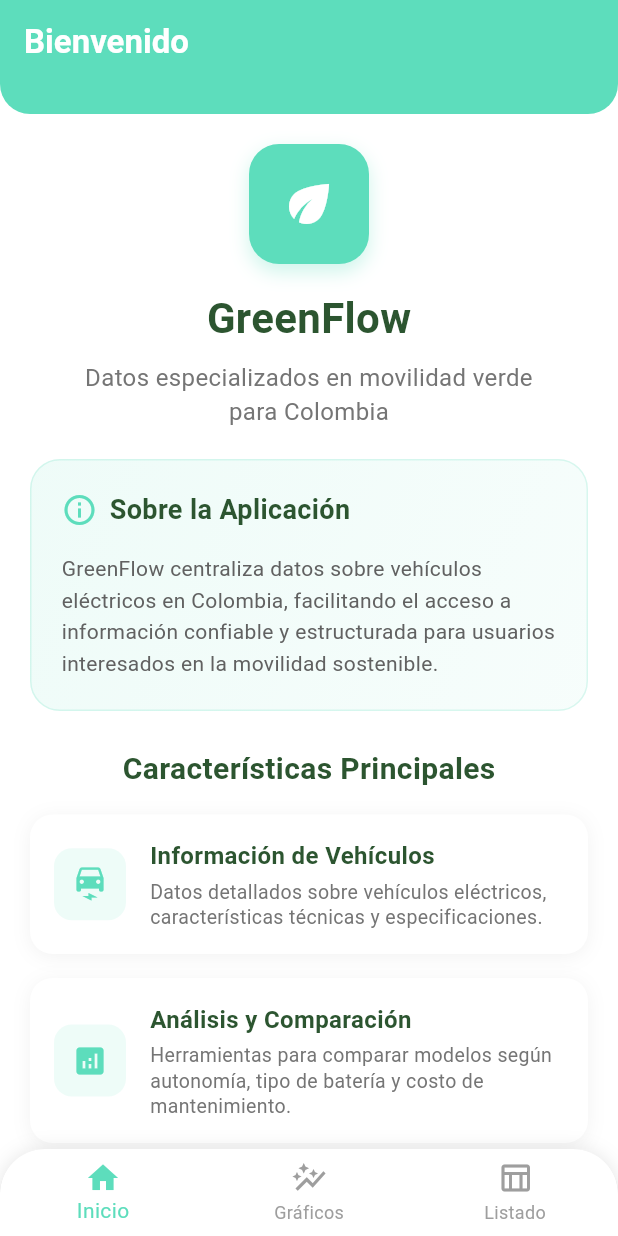
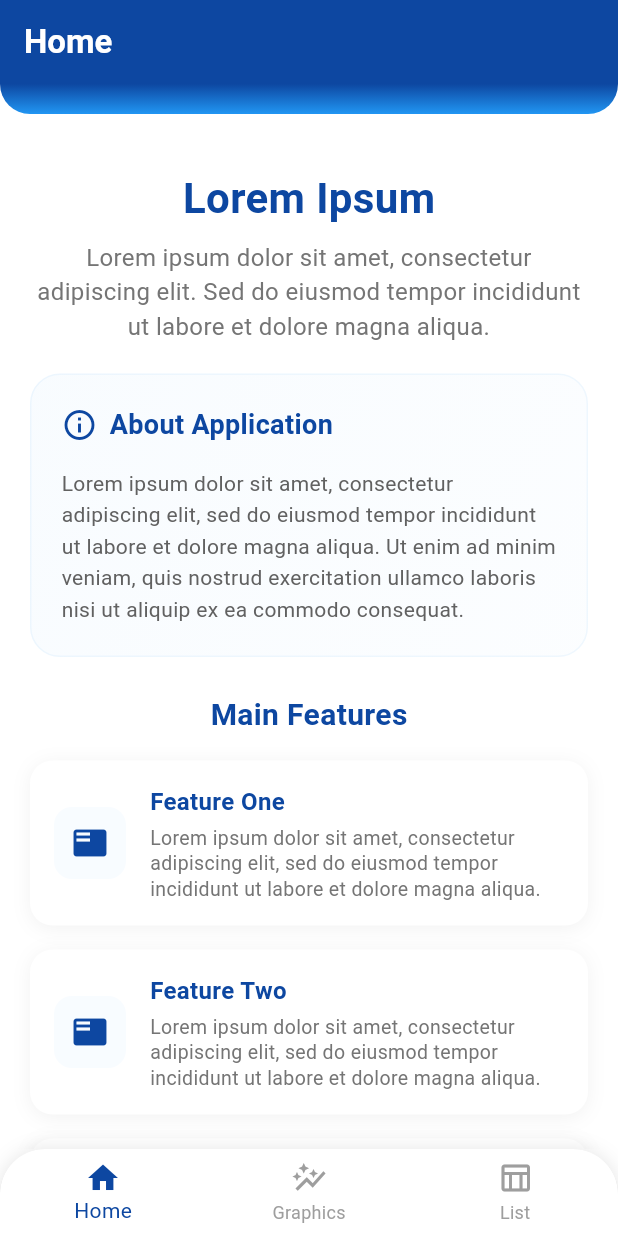
Before and after one commit to AndresB05/GerenciaFront2, a Flutter app: the Menuscreen screen opened by its route, on a phone screen of 412 x 824 dp. Run offline on Flutter 3.47's test engine with Material 3 defaults, Android fonts, the phone set to English and light mode, and no system bars; our stand-ins replace dio, go_router, webview_flutter.

Commit message:
Menu por defecto

```diff
--- a/lib/presentation/Screens/LoginScreen.dart
+++ b/lib/presentation/Screens/LoginScreen.dart
@@ -183,6 +183,8 @@ class _Loginscreen extends State<Loginscreen> {
                                 "password": _passwordController.text,
                               };
                               authProvider.loginUser(user);
+                              // Navigate to home after login
+                              context.push('/home');
                             }
                           },
                           style: ElevatedButton.styleFrom(
@@ -289,7 +291,7 @@ class _Loginscreen extends State<Loginscreen> {
                   icon: Icon(Icons.arrow_forward_ios, color: Colors.white),
                   onPressed: () {
                     // Navigate to next screen
-                    context.push('/menu');
+                    context.push('/home');
                   },
                 ),
               ),
--- a/lib/presentation/Screens/MenuScreen.dart
+++ b/lib/presentation/Screens/MenuScreen.dart
@@ -1,6 +1,7 @@
 import 'package:flutter/material.dart';
 import 'package:greenflow/presentation/Widgets/Filters.dart';
 import 'package:webview_flutter/webview_flutter.dart';
+
 class Menuscreen extends StatefulWidget {
   const Menuscreen({Key? key}) : super(key: key);
 
@@ -54,7 +55,6 @@ class _MenuscreenState extends State<Menuscreen> {
     });
   }
 
-
   Widget _RenderPage() {
     switch (_selectedIndex) {
       case 0:
@@ -66,62 +66,37 @@ class _MenuscreenState extends State<Menuscreen> {
         Container(
           height: 20,
           decoration: BoxDecoration(
-            color: Color(0xFF5DDDBC),
+            gradient: LinearGradient(
+              colors: [Colors.blue[900]!, Colors.blue[500]!],
+              begin: Alignment.topCenter,
+              end: Alignment.bottomCenter,
+            ),
             borderRadius: BorderRadius.vertical(
               bottom: Radius.circular(40),
             ),
           ),
         ),
 
-        // Header principal con logo y título
+        // Header principal con título
         Padding(
           padding: const EdgeInsets.all(20.0),
           child: Column(
             crossAxisAlignment: CrossAxisAlignment.center,
             children: [
-              // Icono de la app
-              Container(
-                width: 80,
-                height: 80,
-                decoration: BoxDecoration(
-                  color: Color(0xFF5DDDBC),
-                  borderRadius: BorderRadius.circular(20),
-                  boxShadow: [
-                    BoxShadow(
-                      color: Color(0xFF5DDDBC).withOpacity(0.3),
-                      blurRadius: 10,
-                      offset: Offset(0, 5),
-                    ),
-                  ],
-                ),
-                child: Icon(
-                  Icons.eco,
-                  size: 40,
-                  color: Colors.white,
-                ),
-              ),
               SizedBox(height: 16),
 
               // Título y descripción
               Text(
-                'GreenFlow',
+                'Lorem Ipsum',
                 style: TextStyle(
                   fontSize: 28,
                   fontWeight: FontWeight.bold,
-                  color: Color(0xFF2C5530),
+                  color: Colors.blue[900],
                 ),
               ),
               SizedBox(height: 8),
               Text(
-                'Datos especializados en movilidad verde',
-                style: TextStyle(
-                  fontSize: 16,
-                  color: Colors.grey[600],
-                ),
-                textAlign: TextAlign.center,
-              ),
-              Text(
-                'para Colombia',
+                'Lorem ipsum dolor sit amet, consectetur adipiscing elit. Sed do eiusmod tempor incididunt ut labore et dolore magna aliqua.',
                 style: TextStyle(
                   fontSize: 16,
                   color: Colors.grey[600],
@@ -140,15 +115,15 @@ class _MenuscreenState extends State<Menuscreen> {
             decoration: BoxDecoration(
               gradient: LinearGradient(
                 colors: [
-                  Color(0xFF5DDDBC).withOpacity(0.1),
-                  Color(0xFF5DDDBC).withOpacity(0.05),
+                  Colors.blue[100]!.withOpacity(0.1),
+                  Colors.blue[100]!.withOpacity(0.05),
                 ],
                 begin: Alignment.topLeft,
                 end: Alignment.bottomRight,
               ),
               borderRadius: BorderRadius.circular(20),
               border: Border.all(
-                color: Color(0xFF5DDDBC).withOpacity(0.2),
+                color: Colors.blue[100]!.withOpacity(0.2),
                 width: 1,
               ),
             ),
@@ -159,23 +134,23 @@ class _MenuscreenState extends State<Menuscreen> {
                   children: [
                     Icon(
                       Icons.info_outline,
-                      color: Color(0xFF5DDDBC),
+                      color: Colors.blue[900],
                       size: 24,
                     ),
                     SizedBox(width: 8),
                     Text(
-                      'Sobre la Aplicación',
+                      'About Application',
                       style: TextStyle(
                         fontSize: 18,
                         fontWeight: FontWeight.bold,
-                        color: Color(0xFF2C5530),
+                        color: Colors.blue[900],
                       ),
                     ),
                   ],
                 ),
                 SizedBox(height: 16),
                 Text(
-                  'GreenFlow centraliza datos sobre vehículos eléctricos en Colombia, facilitando el acceso a información confiable y estructurada para usuarios interesados en la movilidad sostenible.',
+                  'Lorem ipsum dolor sit amet, consectetur adipiscing elit, sed do eiusmod tempor incididunt ut labore et dolore magna aliqua. Ut enim ad minim veniam, quis nostrud exercitation ullamco laboris nisi ut aliquip ex ea commodo consequat.',
                   style: TextStyle(
                     fontSize: 14,
                     color: Colors.grey[700],
@@ -193,11 +168,11 @@ class _MenuscreenState extends State<Menuscreen> {
         Padding(
           padding: const EdgeInsets.symmetric(horizontal: 20.0),
           child: Text(
-            'Características Principales',
+            'Main Features',
             style: TextStyle(
               fontSize: 20,
               fontWeight: FontWeight.bold,
-              color: Color(0xFF2C5530),
+              color: Colors.blue[900],
             ),
           ),
         ),
@@ -210,27 +185,27 @@ class _MenuscreenState extends State<Menuscreen> {
           child: Column(
             children: [
               _buildFeatureItem(
-                Icons.electric_car,
-                'Información de Vehículos',
-                'Datos detallados sobre vehículos eléctricos, características técnicas y especificaciones.',
+                Icons.featured_play_list,
+                'Feature One',
+                'Lorem ipsum dolor sit amet, consectetur adipiscing elit, sed do eiusmod tempor incididunt ut labore et dolore magna aliqua.',
               ),
               SizedBox(height: 16),
               _buildFeatureItem(
-                Icons.analytics,
-                'Análisis y Comparación',
-                'Herramientas para comparar modelos según autonomía, tipo de batería y costo de mantenimiento.',
+                Icons.featured_play_list,
+                'Feature Two',
+                'Lorem ipsum dolor sit amet, consectetur adipiscing elit, sed do eiusmod tempor incididunt ut labore et dolore magna aliqua.',
               ),
               SizedBox(height: 16),
               _buildFeatureItem(
-                Icons.map,
-                'Navegación Intuitiva',
-                'Interfaz fácil de usar con navegación optimizada para una mejor experiencia.',
+                Icons.featured_play_list,
+                'Feature Three',
+                'Lorem ipsum dolor sit amet, consectetur adipiscing elit, sed do eiusmod tempor incididunt ut labore et dolore magna aliqua.',
               ),
               SizedBox(height: 16),
               _buildFeatureItem(
-                Icons.trending_up,
-                'Datos Actualizados',
-                'Información constantemente actualizada sobre el mercado de movilidad eléctrica.',
+                Icons.featured_play_list,
+                'Feature Four',
+                'Lorem ipsum dolor sit amet, consectetur adipiscing elit, sed do eiusmod tempor incididunt ut labore et dolore magna aliqua.',
               ),
             ],
           ),
@@ -244,13 +219,17 @@ class _MenuscreenState extends State<Menuscreen> {
           child: Container(
             padding: EdgeInsets.all(20),
             decoration: BoxDecoration(
-              color: Color(0xFF5DDDBC),
+              gradient: LinearGradient(
+                colors: [Colors.blue[900]!, Colors.blue[500]!],
+                begin: Alignment.topCenter,
+                end: Alignment.bottomCenter,
+              ),
               borderRadius: BorderRadius.circular(20),
             ),
             child: Column(
               children: [
                 Text(
-                  'Impacto en Colombia',
+                  'Statistics',
                   style: TextStyle(
                     fontSize: 18,
                     fontWeight: FontWeight.bold,
@@ -261,19 +240,19 @@ class _MenuscreenState extends State<Menuscreen> {
                 Row(
                   mainAxisAlignment: MainAxisAlignment.spaceAround,
                   children: [
-                    _buildStatItem('Reducción', 'Emisiones'),
+                    _buildStatItem('Stat', 'One'),
                     Container(
                       width: 1,
                       height: 40,
                       color: Colors.white.withOpacity(0.3),
                     ),
-                    _buildStatItem('Optimización', 'Energética'),
+                    _buildStatItem('Stat', 'Two'),
                     Container(
                       width: 1,
                       height: 40,
                       color: Colors.white.withOpacity(0.3),
                     ),
-                    _buildStatItem('Movilidad', 'Sostenible'),
+                    _buildStatItem('Stat', 'Three'),
                   ],
                 ),
               ],
@@ -296,7 +275,7 @@ class _MenuscreenState extends State<Menuscreen> {
               children: [
                 Icon(
                   Icons.lightbulb_outline,
-                  color: Color(0xFF5DDDBC),
+                  color: Colors.blue[900],
                   size: 24,
                 ),
                 SizedBox(width: 12),
@@ -305,15 +284,15 @@ class _MenuscreenState extends State<Menuscreen> {
                     crossAxisAlignment: CrossAxisAlignment.start,
                     children: [
                       Text(
-                        'Explora los Gráficos',
+                        'Explore Graphics',
                         style: TextStyle(
                           fontSize: 14,
                           fontWeight: FontWeight.bold,
-                          color: Color(0xFF2C5530),
+                          color: Colors.blue[900],
                         ),
                       ),
                       Text(
-                        'Descubre análisis detallados en la sección de gráficos',
+                        'Lorem ipsum dolor sit amet, consectetur adipiscing elit.',
                         style: TextStyle(
                           fontSize: 12,
                           color: Colors.grey[600],
@@ -357,7 +336,7 @@ class _MenuscreenState extends State<Menuscreen> {
                   ),
                   BottomNavigationBar(
                     backgroundColor: Colors.white,
-                    selectedItemColor: Color(0xFF5DDDBC),
+                    selectedItemColor: Colors.blue[900],
                     unselectedItemColor: Colors.grey,
                     type: BottomNavigationBarType.fixed,
                     currentIndex: _selectedGraphics,
@@ -365,19 +344,19 @@ class _MenuscreenState extends State<Menuscreen> {
                     items: const [
                       BottomNavigationBarItem(
                         icon: Icon(Icons.show_chart),
-                        label: 'Tendencias',
+                        label: 'Trends',
                       ),
                       BottomNavigationBarItem(
                         icon: Icon(Icons.stacked_bar_chart),
-                        label: 'Comparativas',
+                        label: 'Comparative',
                       ),
                       BottomNavigationBarItem(
                         icon: Icon(Icons.bar_chart),
-                        label: 'Estadísticas',
+                        label: 'Statistics',
                       ),
                       BottomNavigationBarItem(
                         icon: Icon(Icons.donut_large),
-                        label: 'Distribución',
+                        label: 'Distribution',
                       ),
                     ],
                   ),
@@ -415,12 +394,12 @@ class _MenuscreenState extends State<Menuscreen> {
         Container(
           padding: EdgeInsets.all(12),
           decoration: BoxDecoration(
-            color: Color(0xFF5DDDBC).withOpacity(0.1),
+            color: Colors.blue[100]!.withOpacity(0.1),
             borderRadius: BorderRadius.circular(12),
           ),
           child: Icon(
             icon,
-            color: Color(0xFF5DDDBC),
+            color: Colors.blue[900],
             size: 24,
           ),
         ),
@@ -434,7 +413,7 @@ class _MenuscreenState extends State<Menuscreen> {
                 style: TextStyle(
                   fontSize: 16,
                   fontWeight: FontWeight.bold,
-                  color: Color(0xFF2C5530),
+                  color: Colors.blue[900],
                 ),
               ),
               SizedBox(height: 4),
@@ -479,7 +458,6 @@ Widget _buildStatItem(String title, String subtitle) {
   );
 }
 
-
   Widget _RenderGraphics() {
   switch (_selectedGraphics) {
     case 0:
@@ -507,7 +485,7 @@ Widget _buildStatItem(String title, String subtitle) {
           ..loadRequest(Uri.parse('https://app.powerbi.com/view?r=eyJrIjoiNDJhM2QyZDEtYjU3OC00Nzc2LWJmYmQtNmM2ZWZmNjk1ZDJlIiwidCI6IjRkZDEzM2ZkLWNhMmEtNDA5OC1hZTkxLTBlYWEwYzU4MjNiOCIsImMiOjR9')),
       );
     default:
-      return Center(child: Text('Selecciona una gráfica'));
+      return Center(child: Text('Select a graphic'));
   }
   }
 
@@ -516,26 +494,16 @@ Widget _buildStatItem(String title, String subtitle) {
     return Scaffold(
       backgroundColor: Colors.white,
       appBar: AppBar(
-        backgroundColor: Color(0xFF5DDDBC),
+        backgroundColor: Colors.blue[900],
         elevation: 0,
         title: Text(
-          'Bienvenido',
+          'Home',
           style: TextStyle(
             color: Colors.white,
             fontWeight: FontWeight.bold,
             fontSize: 22,
           ),
         ),
-        // actions: [
-        //   IconButton(
-        //     icon: Icon(Icons.notifications_outlined, color: Colors.white),
-        //     onPressed: () {},
-        //   ),
-        //   IconButton(
-        //     icon: Icon(Icons.person_outline, color: Colors.white),
-        //     onPressed: () {},
-        //   ),
-        // ],
       ),
       body: _RenderPage(),
       bottomNavigationBar: Container(
@@ -552,7 +520,7 @@ Widget _buildStatItem(String title, String subtitle) {
           borderRadius: BorderRadius.vertical(top: Radius.circular(30)),
           child: BottomNavigationBar(
             backgroundColor: Colors.white,
-            selectedItemColor: Color(0xFF5DDDBC),
+            selectedItemColor: Colors.blue[900],
             unselectedItemColor: Colors.grey,
             type: BottomNavigationBarType.fixed,
             currentIndex: _selectedIndex,
@@ -560,23 +528,15 @@ Widget _buildStatItem(String title, String subtitle) {
             items: const [
               BottomNavigationBarItem(
                 icon: Icon(Icons.home),
-                label: 'Inicio',
+                label: 'Home',
               ),
               BottomNavigationBarItem(
                 icon: Icon(Icons.auto_graph_outlined),
-                label: 'Gráficos',
+                label: 'Graphics',
               ),
-              // BottomNavigationBarItem(
-              //   icon: Icon(Icons.add_circle_outline),
-              //   label: 'Añadir',
-              // ),
-              // BottomNavigationBarItem(
-              //   icon: Icon(Icons.chat_bubble_outline),
-              //   label: 'Mensajes',
-              // ),
               BottomNavigationBarItem(
                 icon: Icon(Icons.table_chart_outlined),
-                label: 'Listado',
+                label: 'List',
               ),
             ],
           ),
@@ -596,12 +556,12 @@ Widget _buildStatItem(String title, String subtitle) {
           Container(
             padding: EdgeInsets.all(16),
             decoration: BoxDecoration(
-              color: Color(0xFF5DDDBC).withOpacity(0.2),
+              color: Colors.blue[100]!.withOpacity(0.2),
               borderRadius: BorderRadius.circular(20),
             ),
             child: Icon(
               icon,
-              color: Color(0xFF5DDDBC),
+              color: Colors.blue[900],
               size: 32,
             ),
           ),
@@ -644,7 +604,7 @@ Widget _buildStatItem(String title, String subtitle) {
               height: 100,
               decoration: BoxDecoration(
                 gradient: LinearGradient(
-                  colors: [Color(0xFF5DDDBC), Color(0xFF5DDDBC).withOpacity(0.7)],
+                  colors: [Colors.blue[900]!, Colors.blue[500]!.withOpacity(0.7)],
                   begin: Alignment.topLeft,
                   end: Alignment.bottomRight,
                 ),
@@ -676,21 +636,21 @@ Widget _buildStatItem(String title, String subtitle) {
                     Container(
                       padding: EdgeInsets.symmetric(horizontal: 8, vertical: 4),
                       decoration: BoxDecoration(
-                        color: Color(0xFF5DDDBC).withOpacity(0.2),
+                        color: Colors.blue[100]!.withOpacity(0.2),
                         borderRadius: BorderRadius.circular(10),
                       ),
                       child: Row(
                         children: [
                           Icon(
                             Icons.star,
-                            color: Color(0xFF5DDDBC),
+                            color: Colors.blue[900],
                             size: 16,
                           ),
                           SizedBox(width: 2),
                           Text(
                             rating,
                             style: TextStyle(
-                              color: Color(0xFF5DDDBC),
+                              color: Colors.blue[900],
                               fontWeight: FontWeight.bold,
                               fontSize: 12,
                             ),
@@ -740,13 +700,13 @@ Widget _buildStatItem(String title, String subtitle) {
             width: 50,
             height: 50,
             decoration: BoxDecoration(
-              color: Color(0xFF5DDDBC).withOpacity(0.2),
+              color: Colors.blue[100]!.withOpacity(0.2),
               borderRadius: BorderRadius.circular(12),
             ),
             child: Center(
               child: Icon(
                 Icons.notifications,
-                color: Color(0xFF5DDDBC),
+                color: Colors.blue[900],
               ),
             ),
           ),
--- a/lib/routes/all_routes.dart
+++ b/lib/routes/all_routes.dart
@@ -62,7 +62,7 @@ final GoRouter routes = GoRouter(
       builder: (context, state) => Registerscreen(),
     ),
     GoRoute(
-      path: '/menu',
+      path: '/home',
       builder: (context, state) => Menuscreen(),
     ),
     // GoRoute(
```
